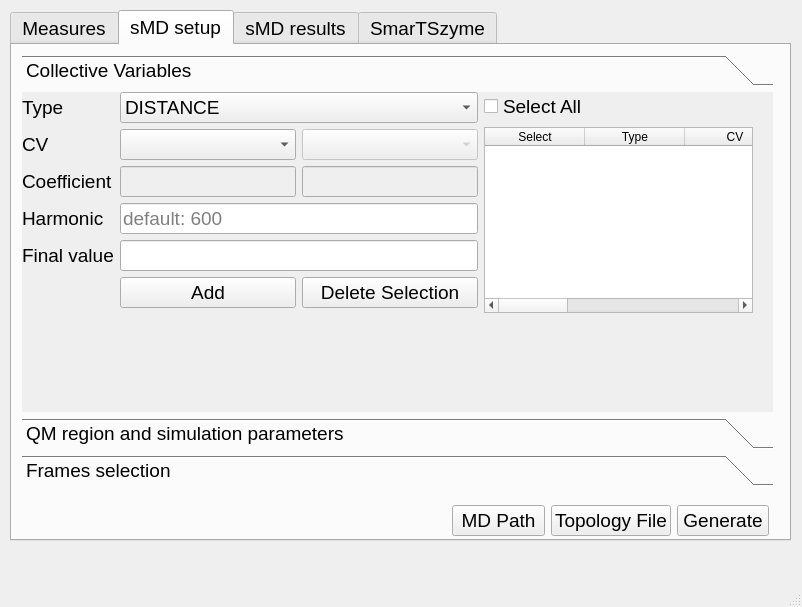
This is smarts_gui/smarTS.ui in CAMDgraz/SmarTSzyme_plugin as Qt 5 draws it before an edit. The edited form follows.
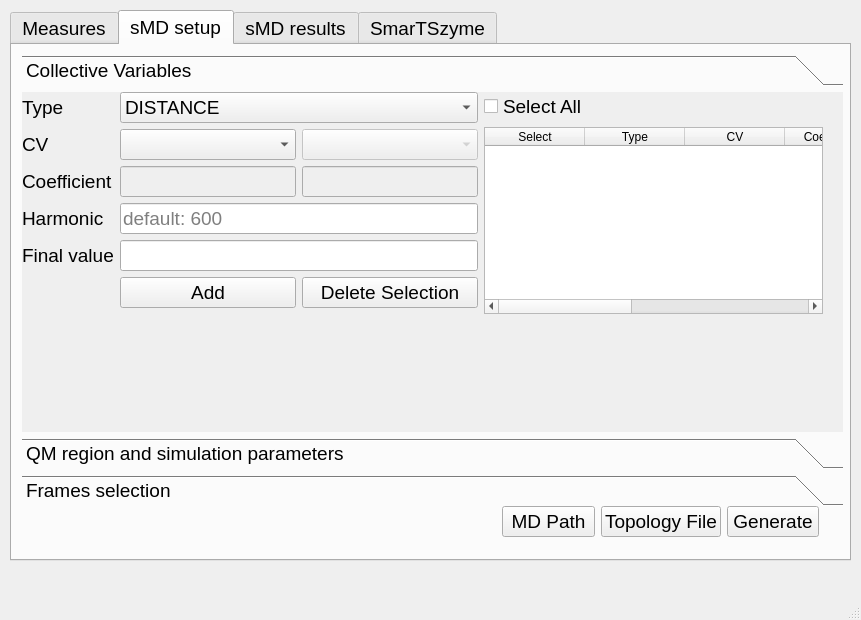
This is the edited form. The open tabs and pages were chosen to show the change.

Commit message: Frame list 0-based index

The edit to the form file:
```diff
--- a/smarts_gui/smarTS.ui
+++ b/smarts_gui/smarTS.ui
@@ -6,8 +6,8 @@
    <rect>
     <x>0</x>
     <y>0</y>
-    <width>802</width>
-    <height>607</height>
+    <width>861</width>
+    <height>620</height>
    </rect>
   </property>
   <property name="font">
@@ -25,8 +25,8 @@
      <rect>
       <x>10</x>
       <y>10</y>
-      <width>781</width>
-      <height>531</height>
+      <width>841</width>
+      <height>551</height>
      </rect>
     </property>
     <property name="currentIndex">
@@ -270,8 +270,8 @@
        <rect>
         <x>10</x>
         <y>10</y>
-        <width>751</width>
-        <height>431</height>
+        <width>821</width>
+        <height>451</height>
        </rect>
       </property>
       <property name="currentIndex">
@@ -282,20 +282,20 @@
         <rect>
          <x>0</x>
          <y>0</y>
-         <width>751</width>
-         <height>329</height>
+         <width>821</width>
+         <height>340</height>
         </rect>
        </property>
        <attribute name="label">
         <string>Collective Variables</string>
        </attribute>
-       <widget class="QWidget" name="">
+       <widget class="QWidget" name="layoutWidget">
         <property name="geometry">
          <rect>
           <x>0</x>
           <y>0</y>
-          <width>731</width>
-          <height>221</height>
+          <width>801</width>
+          <height>222</height>
          </rect>
         </property>
         <layout class="QHBoxLayout" name="horizontalLayout_9">
@@ -877,13 +877,13 @@
        </widget>
       </widget>
      </widget>
-     <widget class="QWidget" name="">
+     <widget class="QWidget" name="layoutWidget">
       <property name="geometry">
        <rect>
-        <x>440</x>
+        <x>490</x>
         <y>460</y>
         <width>317</width>
-        <height>32</height>
+        <height>33</height>
        </rect>
       </property>
       <layout class="QHBoxLayout" name="horizontalLayout_12">
```
Left out of the diff: 41 changed lines with no effect on the pictures. The commit also changes 1 other file.
